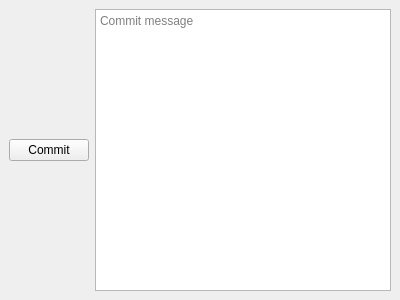
Above: src/components/commit/commit.ui from feelx88/git-qui before the change. Below: the same form after it.
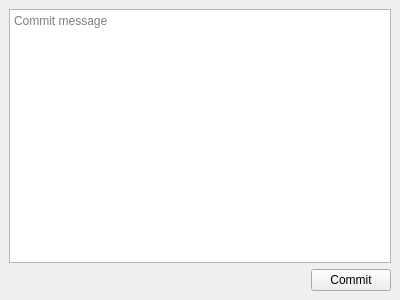
That is the form after the change.

Commit message: Changed commit editor layout a bit.

Diff of the .ui file:
```diff
--- a/src/components/commit/commit.ui
+++ b/src/components/commit/commit.ui
@@ -17,18 +17,7 @@
    <string>Commit editor</string>
   </property>
   <widget class="QWidget" name="dockWidgetContents">
-   <layout class="QHBoxLayout" name="horizontalLayout">
-    <item>
-     <layout class="QVBoxLayout" name="verticalLayout">
-      <item>
-       <widget class="QPushButton" name="pushButton">
-        <property name="text">
-         <string>Commit</string>
-        </property>
-       </widget>
-      </item>
-     </layout>
-    </item>
+   <layout class="QVBoxLayout" name="verticalLayout">
     <item>
      <widget class="QPlainTextEdit" name="plainTextEdit">
       <property name="placeholderText">
@@ -36,6 +25,30 @@
       </property>
      </widget>
     </item>
+    <item>
+     <layout class="QHBoxLayout" name="horizontalLayout_2">
+      <item>
+       <spacer name="horizontalSpacer">
+        <property name="orientation">
+         <enum>Qt::Horizontal</enum>
+        </property>
+        <property name="sizeHint" stdset="0">
+         <size>
+          <width>40</width>
+          <height>20</height>
+         </size>
+        </property>
+       </spacer>
+      </item>
+      <item>
+       <widget class="QPushButton" name="pushButton">
+        <property name="text">
+         <string>Commit</string>
+        </property>
+       </widget>
+      </item>
+     </layout>
+    </item>
    </layout>
   </widget>
  </widget>
```
Left out of the diff: 2 changed lines with no effect on the pictures.
